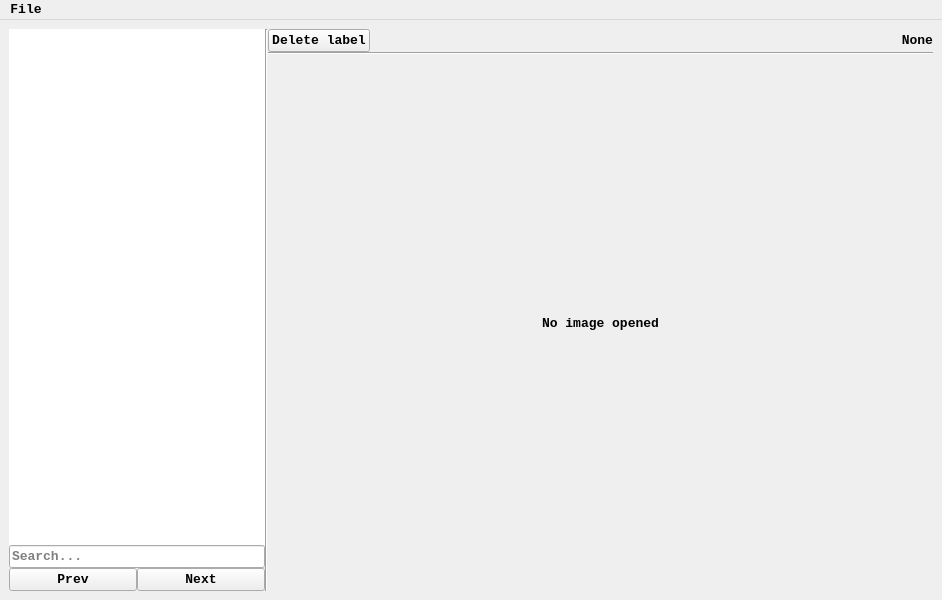
The window that ui/main_window.ui (Garik-Mk/boo-anot) describes before a commit, drawn with Qt 5.
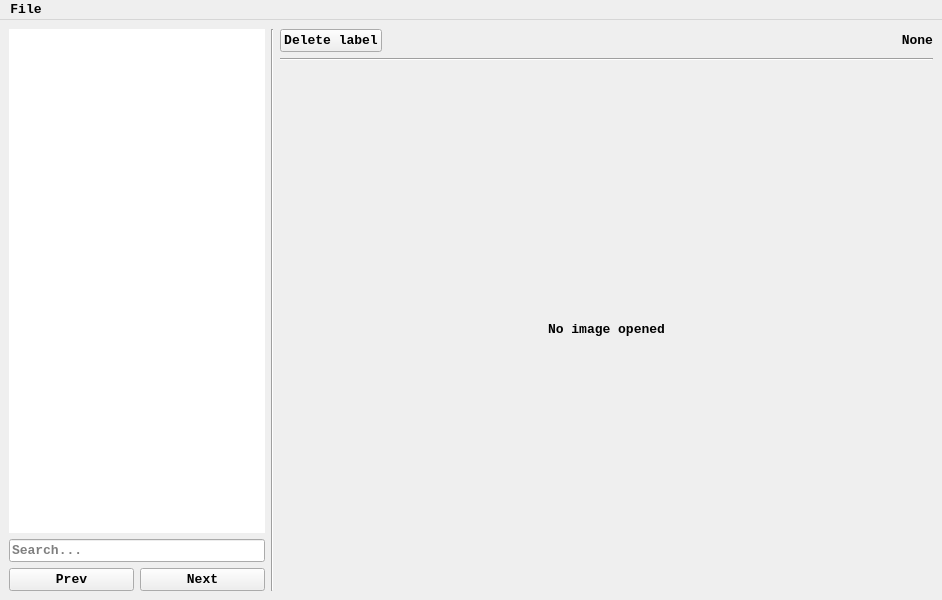
The same window after the commit.

The edit to the form file:
```diff
--- a/ui/main_window.ui
+++ b/ui/main_window.ui
@@ -22,10 +22,7 @@
    <string>Boo Anot</string>
   </property>
   <widget class="QWidget" name="centralwidget">
-   <layout class="QHBoxLayout" name="horizontalLayout_4" stretch="0,0,1">
-    <property name="spacing">
-     <number>0</number>
-    </property>
+   <layout class="QHBoxLayout" name="horizontalLayout_2" stretch="0,0,1">
     <item>
      <layout class="QVBoxLayout" name="verticalLayout">
       <item>
@@ -116,6 +113,8 @@
        </widget>
       </item>
       <item>
+       <layout class="QGridLayout" name="zoom_area">
+        <item row="0" column="0">
        <widget class="QLabel" name="image_label">
         <property name="text">
          <string>No image opened</string>
@@ -127,6 +126,8 @@
          <set>Qt::AlignCenter</set>
         </property>
        </widget>
+        </item>
+       </layout>
       </item>
      </layout>
     </item>
```
Lines whose indentation alone changed are shown as unchanged.
